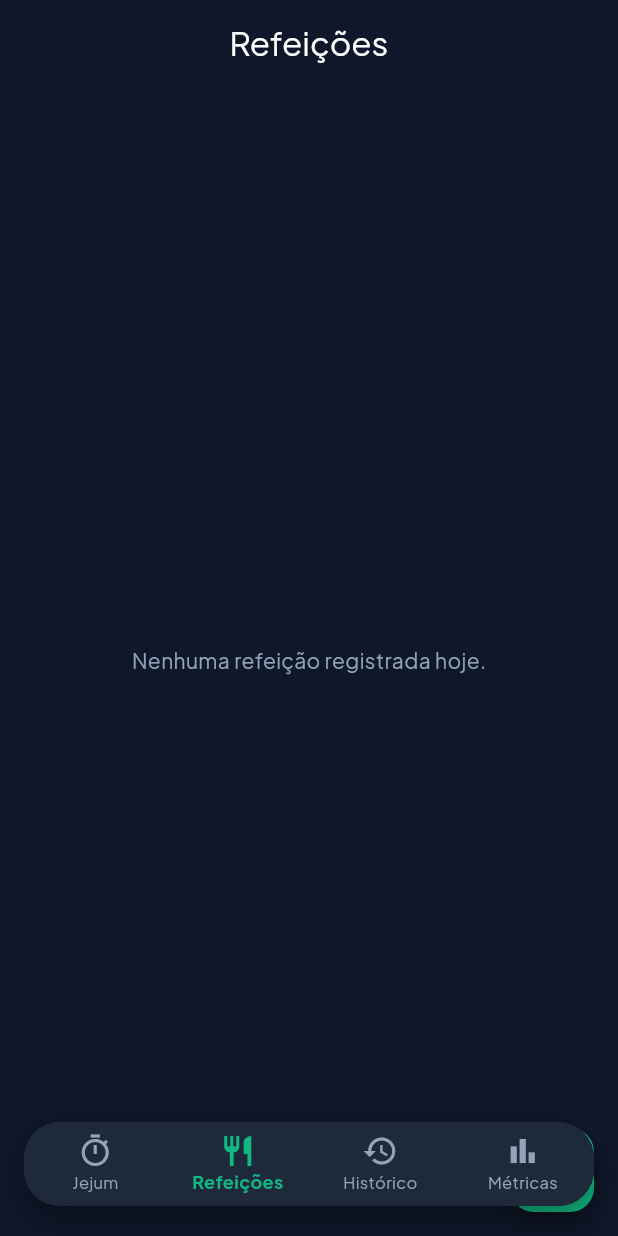
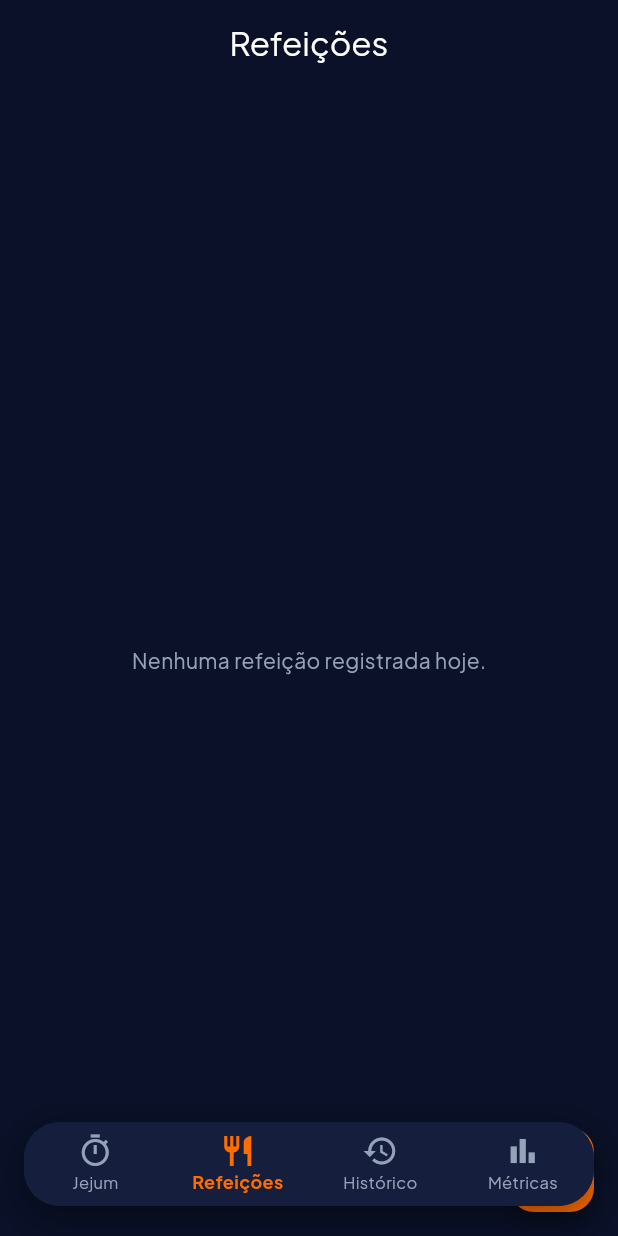
Before and after one commit to Naita1/fasting-tracker-app, a Flutter app: the MealsScreen screen opened by its route, on a phone screen of 412 x 824 dp. Run offline on Flutter 3.47's test engine with Material 3 defaults, Android fonts, the phone set to English and light mode, and no system bars; our stand-ins replace fl_chart, flutter_animate, flutter_local_notifications, flutter_riverpod, go_router, google_fonts and 1 more; accounts and stored records are empty.

Commit message:
style(theme): add onPrimary color token and privatize AppColors constructor

```diff
--- a/lib/core/theme/app_colors.dart
+++ b/lib/core/theme/app_colors.dart
@@ -1,12 +1,24 @@
 import 'package:flutter/material.dart';
 
-class AppColors {
-  static const Color background = Color(0xFF0F172A);
-  static const Color surface = Color(0xFF1E293B);
-  static const Color surfaceLight = Color(0xFF334155);
-  static const Color primary = Color(0xFF10B981);
-  static const Color accent = Color(0xFFF97316);
-  static const Color textPrimary = Color(0xFFF8FAFC);
-  static const Color textSecondary = Color(0xFF94A3B8);
-  static const Color error = Color(0xFFEF4444);
+abstract class AppColors {
+  AppColors._();
+
+  // Background & Surfaces
+  static const Color background = Color(0xFF0A1128); // Azul Marinho Profundo
+  static const Color surface = Color(0xFF151E3D); // Azul Escuro (Cards/Modais)
+  static const Color surfaceLight = Color(0xFF2A365C); // Azul mais claro
+
+  // Brand & Accent Colors
+  static const Color primary = Color(0xFFFF6D00); // Laranja Vibrante
+  static const Color onPrimary = Colors.white; // Texto/Ícones sobre a cor primária
+  static const Color accent = Color(0xFF38BDF8); // Azul Claro (destaques/gradientes)
+
+  // Typography / Text Colors
+  static const Color textPrimary = Colors.white; // Branco puro
+  static const Color textSecondary = Color(0xFF94A3B8); // Cinza azulado (suave)
+
+  // Feedback & Status Colors
+  static const Color error = Color(0xFFEF4444); // Vermelho Erro
+  static const Color success = Color(0xFF22C55E); // Verde Sucesso
+  static const Color warning = Color(0xFFF59E0B); // Amarelo Alerta
 }
```
